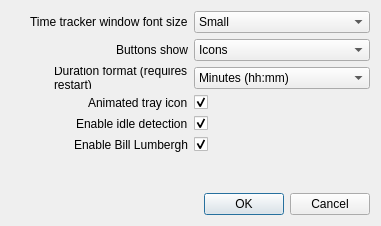
The window that Charm/CharmPreferences.ui (KDAB/Charm) describes before a commit, drawn with Qt 5.
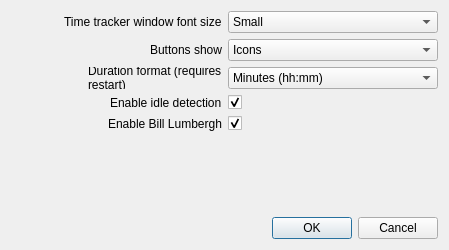
The same window after the commit.

Commit message:
Animated tray icon, begone!
It's noisy, eats CPU, and is suspected to cause
memleaks under KDE.

Diff of the .ui file:
```diff
--- a/Charm/CharmPreferences.ui
+++ b/Charm/CharmPreferences.ui
@@ -6,8 +6,8 @@
    <rect>
     <x>0</x>
     <y>0</y>
-    <width>381</width>
-    <height>226</height>
+    <width>449</width>
+    <height>250</height>
    </rect>
   </property>
   <property name="windowTitle">
@@ -16,6 +16,32 @@
   <layout class="QVBoxLayout" name="verticalLayout">
    <item>
     <layout class="QGridLayout" name="gridLayout">
+     <item row="4" column="1">
+      <widget class="QCheckBox" name="cbWarnUnuploadedTimesheets">
+       <property name="text">
+        <string/>
+       </property>
+       <property name="checked">
+        <bool>true</bool>
+       </property>
+      </widget>
+     </item>
+     <item row="4" column="0" alignment="Qt::AlignRight">
+      <widget class="QLabel" name="label_2">
+       <property name="sizePolicy">
+        <sizepolicy hsizetype="Preferred" vsizetype="MinimumExpanding">
+         <horstretch>0</horstretch>
+         <verstretch>0</verstretch>
+        </sizepolicy>
+       </property>
+       <property name="text">
+        <string>Enable Bill Lumbergh</string>
+       </property>
+       <property name="buddy">
+        <cstring>cbWarnUnuploadedTimesheets</cstring>
+       </property>
+      </widget>
+     </item>
      <item row="0" column="0" alignment="Qt::AlignRight">
       <widget class="QLabel" name="lbTimeTrackerFontSize">
        <property name="sizePolicy">
@@ -130,29 +156,6 @@
       </widget>
      </item>
      <item row="3" column="0" alignment="Qt::AlignRight">
-      <widget class="QLabel" name="lbAnimatedTrayIcon">
-       <property name="sizePolicy">
-        <sizepolicy hsizetype="Preferred" vsizetype="MinimumExpanding">
-         <horstretch>0</horstretch>
-         <verstretch>0</verstretch>
-        </sizepolicy>
-       </property>
-       <property name="text">
-        <string>Animated tray icon</string>
-       </property>
-       <property name="buddy">
-        <cstring>cbAnimatedTrayIcon</cstring>
-       </property>
-      </widget>
-     </item>
-     <item row="3" column="1">
-      <widget class="QCheckBox" name="cbAnimatedTrayIcon">
-       <property name="checked">
-        <bool>true</bool>
-       </property>
-      </widget>
-     </item>
-     <item row="4" column="0" alignment="Qt::AlignRight">
       <widget class="QLabel" name="label">
        <property name="sizePolicy">
         <sizepolicy hsizetype="Preferred" vsizetype="MinimumExpanding">
@@ -168,7 +171,7 @@
        </property>
       </widget>
      </item>
-     <item row="4" column="1">
+     <item row="3" column="1">
       <widget class="QCheckBox" name="cbIdleDetection">
        <property name="text">
         <string/>
@@ -178,32 +181,6 @@
        </property>
       </widget>
      </item>
-     <item row="5" column="0" alignment="Qt::AlignRight">
-      <widget class="QLabel" name="label_2">
-       <property name="sizePolicy">
-        <sizepolicy hsizetype="Preferred" vsizetype="MinimumExpanding">
-         <horstretch>0</horstretch>
-         <verstretch>0</verstretch>
-        </sizepolicy>
-       </property>
-       <property name="text">
-        <string>Enable Bill Lumbergh</string>
-       </property>
-       <property name="buddy">
-        <cstring>cbWarnUnuploadedTimesheets</cstring>
-       </property>
-      </widget>
-     </item>
-     <item row="5" column="1">
-      <widget class="QCheckBox" name="cbWarnUnuploadedTimesheets">
-       <property name="text">
-        <string/>
-       </property>
-       <property name="checked">
-        <bool>true</bool>
-       </property>
-      </widget>
-     </item>
     </layout>
    </item>
    <item>
```
Left out of the diff: 1 changed line with no effect on the pictures. The commit also changes 39 other files.
